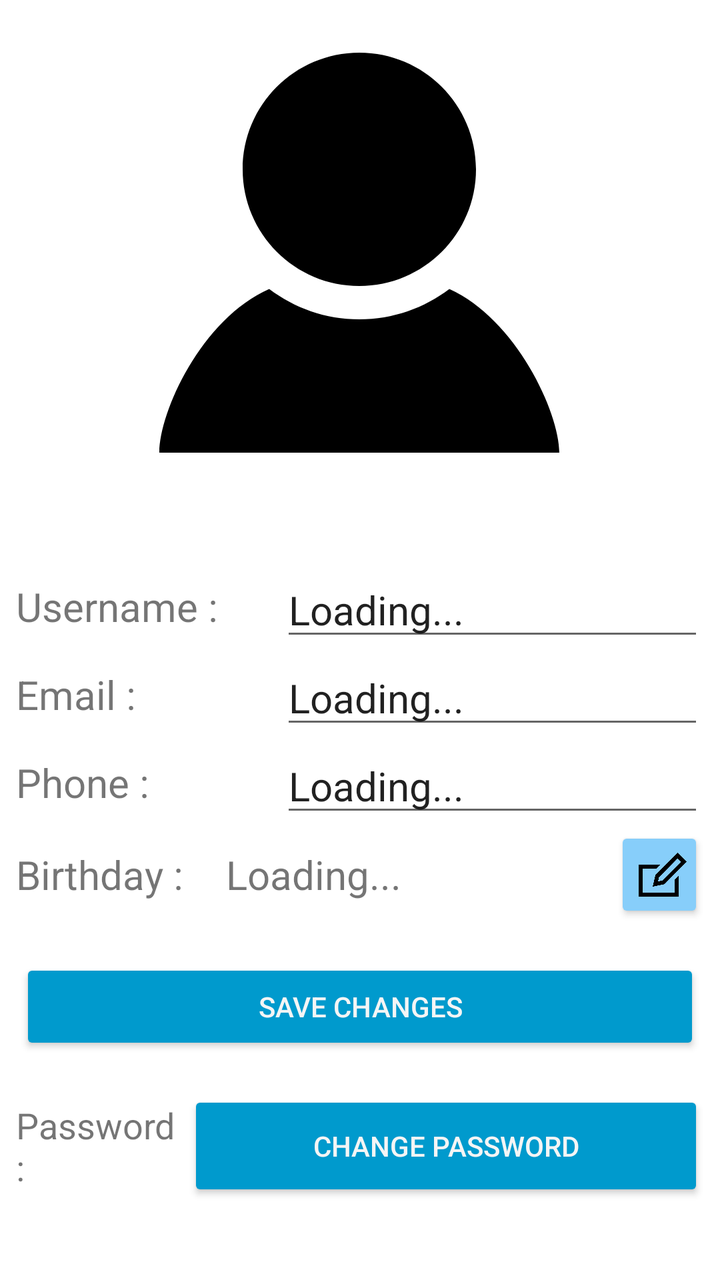
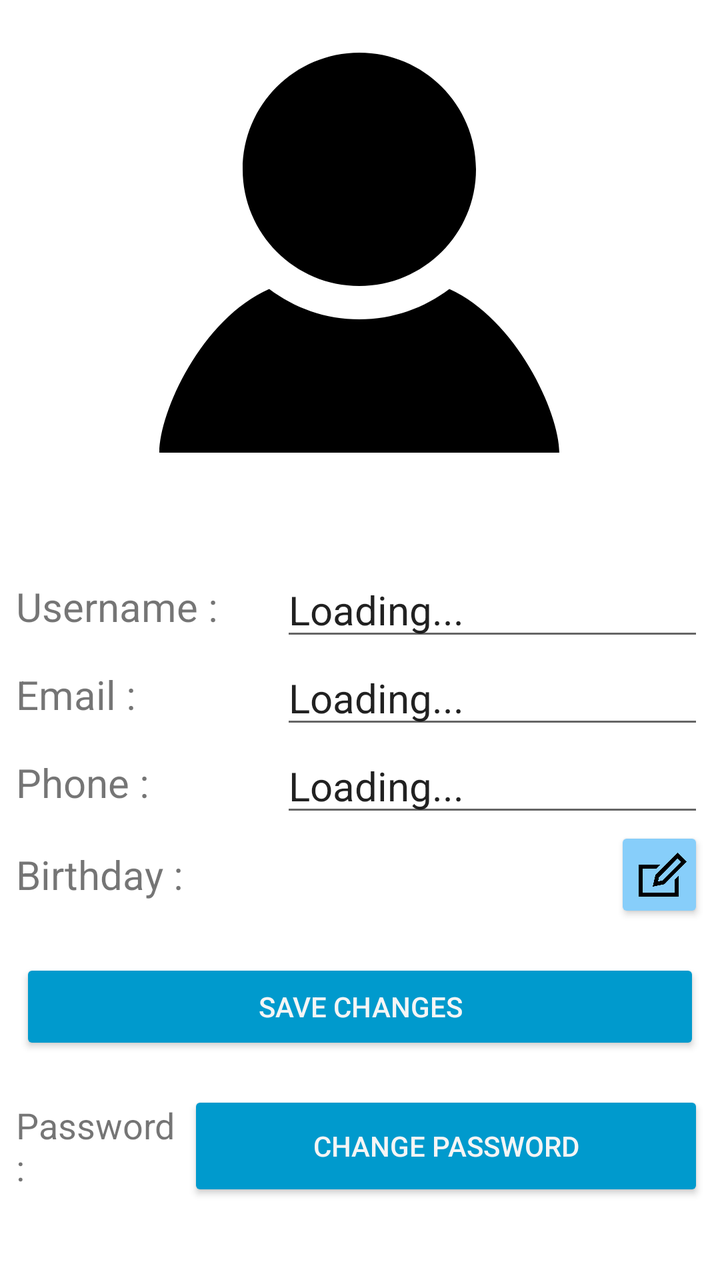

The first picture is an Android layout as it rendered before a commit; the second is the same layout after the commit. The layout source and the unified diff follow.
<!-- AndroidManifest.xml: application theme Theme.Front2 -->
<!-- res/layout/fragment_account.xml -->
<?xml version="1.0" encoding="utf-8"?>
<FrameLayout xmlns:android="http://schemas.android.com/apk/res/android"
    xmlns:app="http://schemas.android.com/apk/res-auto"
    xmlns:tools="http://schemas.android.com/tools"
    android:layout_width="match_parent"
    android:layout_height="match_parent"
    tools:context=".home.user.AccountFragment">

    <androidx.constraintlayout.widget.ConstraintLayout
        android:layout_width="match_parent"
        android:layout_height="match_parent">

        <ImageView
            android:id="@+id/account_icon"
            android:layout_width="200dp"
            android:layout_height="200dp"
            android:src="@drawable/account_icon"
            app:layout_constraintBottom_toBottomOf="parent"
            app:layout_constraintEnd_toEndOf="parent"
            app:layout_constraintHorizontal_bias="0.497"
            app:layout_constraintStart_toStartOf="parent"
            app:layout_constraintTop_toTopOf="parent"
            app:layout_constraintVertical_bias="0.06" />

        <LinearLayout
            android:id="@+id/linearLayout2"
            android:layout_width="match_parent"
            android:layout_height="wrap_content"
            android:layout_marginTop="55dp"
            android:orientation="vertical"
            app:layout_constraintStart_toStartOf="parent"
            app:layout_constraintTop_toBottomOf="@+id/account_icon">

            <LinearLayout
                android:layout_width="match_parent"
                android:layout_height="wrap_content"
                android:orientation="horizontal"
                android:paddingHorizontal="8dp">

                <TextView
                    android:layout_width="match_parent"
                    android:layout_height="match_parent"
                    android:layout_weight="4"
                    android:gravity="center|left"
                    android:text="@string/account_update_username"
                    android:textSize="20dp" />

                <EditText
                    android:id="@+id/accountName"
                    android:layout_width="match_parent"
                    android:layout_height="match_parent"
                    android:layout_weight="2.5"
                    android:gravity="center|left"
                    android:inputType="textPersonName"
                    android:singleLine="true"
                    android:text="Loading..."
                    android:textSize="20dp" />

            </LinearLayout>

            <LinearLayout
                android:layout_width="match_parent"
                android:layout_height="wrap_content"
                android:orientation="horizontal"
                android:paddingHorizontal="8dp">

                <TextView
                    android:layout_width="match_parent"
                    android:layout_height="match_parent"
                    android:layout_weight="4"
                    android:gravity="center|left"
                    android:text="@string/account_update_email_text"
                    android:textSize="20dp" />

                <EditText
                    android:id="@+id/emailEdit"
                    android:layout_width="match_parent"
                    android:layout_height="match_parent"
                    android:layout_weight="2.5"
                    android:gravity="center|left"
                    android:inputType="textEmailAddress"
                    android:singleLine="true"
                    android:text="Loading..."
                    android:textSize="20dp" />

            </LinearLayout>

            <LinearLayout
                android:layout_width="match_parent"
                android:layout_height="wrap_content"
                android:orientation="horizontal"
                android:paddingHorizontal="8dp">

                <TextView
                    android:layout_width="match_parent"
                    android:layout_height="match_parent"
                    android:layout_weight="4"
                    android:gravity="center|left"
                    android:text="@string/account_update_phone_text"
                    android:textSize="20dp" />

                <EditText
                    android:id="@+id/phoneEdit"
                    android:layout_width="match_parent"
                    android:layout_height="match_parent"
                    android:layout_weight="2.5"
                    android:gravity="center|left"
                    android:singleLine="true"
                    android:text="Loading..."
                    android:textSize="20dp" />

            </LinearLayout>

            <LinearLayout
                android:layout_width="match_parent"
                android:layout_height="wrap_content"
                android:orientation="horizontal"
                android:paddingHorizontal="8dp">

                <TextView
                    android:layout_width="match_parent"
                    android:layout_height="match_parent"
                    android:layout_weight="4"
                    android:gravity="center|left"
                    android:text="@string/account_update_birth_text"
                    android:textSize="20dp" />

                <TextView
                    android:id="@+id/birthdayText"
                    android:layout_width="match_parent"
                    android:layout_height="match_parent"
                    android:layout_weight="2.5"
                    android:gravity="center|left"
                    android:singleLine="true"
                    android:text="Loading..."
                    android:textSize="20dp" />

                <Button
                    android:id="@+id/account_change_birthday"
                    style="@style/edit_button_style"
                    android:layout_weight="5"
                    android:drawableLeft="@drawable/edit_icon"
                    android:onClick="updateBirth" />
            </LinearLayout>

            <View
                android:layout_width="match_parent"
                android:layout_height="18dp" />

            <Button
                android:id="@+id/update_info"
                style="@style/edit_button_password_style"
                android:layout_marginLeft="10dp"
                android:layout_marginRight="10dp"
                android:text="@string/account_save_text"
                android:onClick="saveChanges" />

            <View
                android:layout_width="match_parent"
                android:layout_height="18dp" />

            <LinearLayout
                android:layout_width="match_parent"
                android:layout_height="wrap_content"
                android:orientation="horizontal"
                android:paddingHorizontal="8dp">

                <TextView
                    android:id="@+id/changePasswordLabel"
                    android:layout_width="match_parent"
                    android:layout_height="match_parent"
                    android:layout_weight="3"
                    android:gravity="center|left"
                    android:text="@string/account_update_password_text"
                    android:textSize="18dp" />

                <Button
                    android:id="@+id/change_password"
                    style="@style/edit_button_password_style"
                    android:layout_width="match_parent"
                    android:layout_height="match_parent"
                    android:layout_weight="1"
                    android:onClick="updatePassword"
                    android:text="@string/account_update_password" />
            </LinearLayout>

        </LinearLayout>


    </androidx.constraintlayout.widget.ConstraintLayout>


</FrameLayout>
<!-- resources referenced by this layout -->
<resources>
  <!-- drawable account_icon (drawable) -->
  <vector xmlns:android="http://schemas.android.com/apk/res/android"
      android:width="24dp"
      android:height="24dp"
      android:viewportWidth="24"
      android:viewportHeight="24">
    <path
        android:fillColor="#FF000000"
        android:pathData="M19,7.001c0,3.865 -3.134,7 -7,7s-7,-3.135 -7,-7c0,-3.867 3.134,-7.001 7,-7.001s7,3.134 7,7.001zM17.402,14.181c-1.506,1.137 -3.374,1.82 -5.402,1.82 -2.03,0 -3.899,-0.685 -5.407,-1.822 -4.072,1.793 -6.593,7.376 -6.593,9.821h24c0,-2.423 -2.6,-8.006 -6.598,-9.819z"/>
  </vector>
  <!-- drawable edit_icon (drawable) -->
  <vector xmlns:android="http://schemas.android.com/apk/res/android"
      android:width="24dp"
      android:height="24dp"
      android:viewportWidth="24"
      android:viewportHeight="24">
    <path
        android:fillColor="#FF000000"
        android:pathData="M18,14.45v6.55h-16v-12h6.743l1.978,-2h-10.721v16h20v-10.573l-2,2.023zM19.473,3.835l1.707,1.707 -9.281,9.378 -2.23,0.472 0.512,-2.169 9.292,-9.388zM19.465,1l-11.104,11.216 -1.361,5.784 5.898,-1.248 11.103,-11.218 -4.536,-4.534z"/>
  </vector>
  <string name="account_save_text">Save changes</string>
  <string name="account_update_birth_text">Birthday :</string>
  <string name="account_update_email_text">Email :</string>
  <string name="account_update_password">Change password</string>
  <string name="account_update_password_text">Password :</string>
  <string name="account_update_phone_text">Phone :</string>
  <string name="account_update_username">Username :</string>
  <style name="edit_button_password_style">
          <item name="android:layout_width">match_parent</item>
          <item name="android:layout_height">match_parent</item>
          <item name="android:textColor">@color/WhiteSmoke</item>
          <item name="android:backgroundTint">@color/deepSkyBlue3</item>
          <item name="android:foreground">?android:attr/selectableItemBackground</item>
      </style>
  <style name="edit_button_style">
          <item name="android:layout_width">match_parent</item>
          <item name="android:layout_height">match_parent</item>
          <item name="android:backgroundTint">@color/lightSkyBlue</item>
          <item name="android:foreground">?android:attr/selectableItemBackground</item>
      </style>
  <style name="Theme.Front2" parent="Theme.MaterialComponents.DayNight.NoActionBar">
          
          <item name="colorPrimary">@color/royalBlue</item>
          <item name="colorPrimaryVariant">@color/lightSkyBlue</item>
          <item name="colorOnPrimary">@color/white</item>
          
          <item name="colorSecondary">@color/deepSkyBlue1</item>
          <item name="colorSecondaryVariant">@color/deepSkyBlue3</item>
          <item name="colorOnSecondary">@color/WhiteSmoke</item>
          
          <item name="android:statusBarColor" tools:targetApi="l">?attr/colorPrimary</item>
          
      </style>
  <color name="WhiteSmoke">#F5F5F5</color>
  <color name="deepSkyBlue3">#009ACD</color>
  <color name="lightSkyBlue">#87CEFA</color>
  <color name="royalBlue">#4169E1</color>
  <color name="white">#FFFFFFFF</color>
  <color name="deepSkyBlue1">#00BFFF</color>
</resources>

<!-- the commit's change to res/layout/fragment_account.xml (unified diff, before → after) -->
@@ -132,7 +132,6 @@
                     android:layout_weight="2.5"
                     android:gravity="center|left"
                     android:singleLine="true"
-                    android:text="Loading..."
                     android:textSize="20dp" />
 
                 <Button
